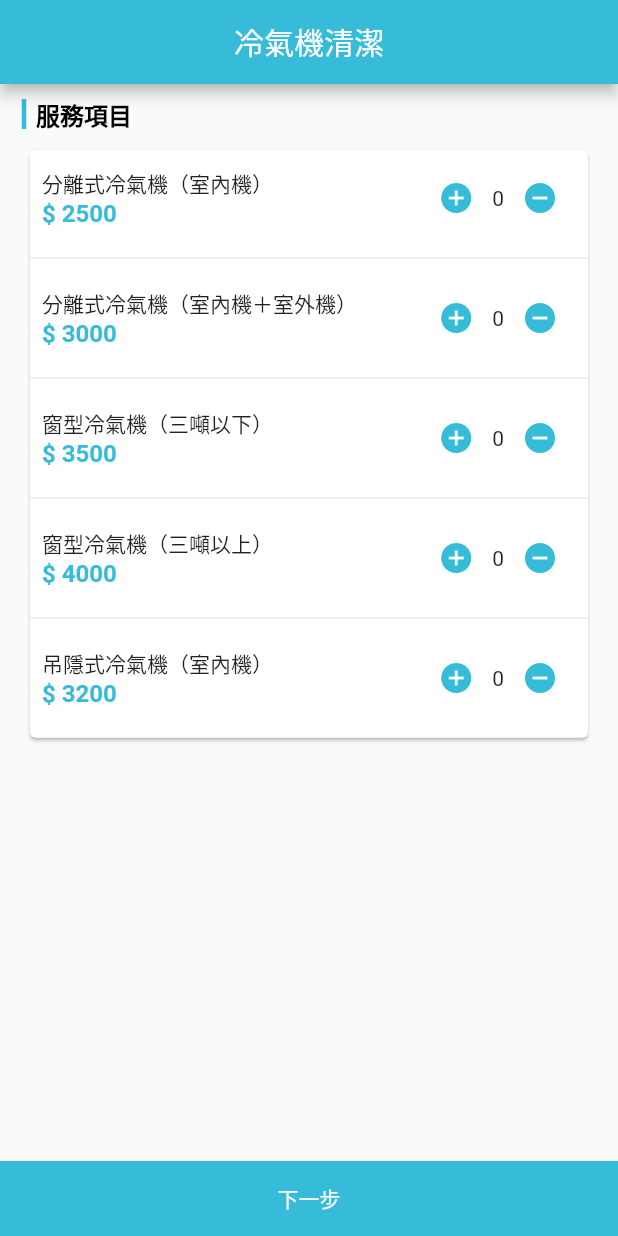
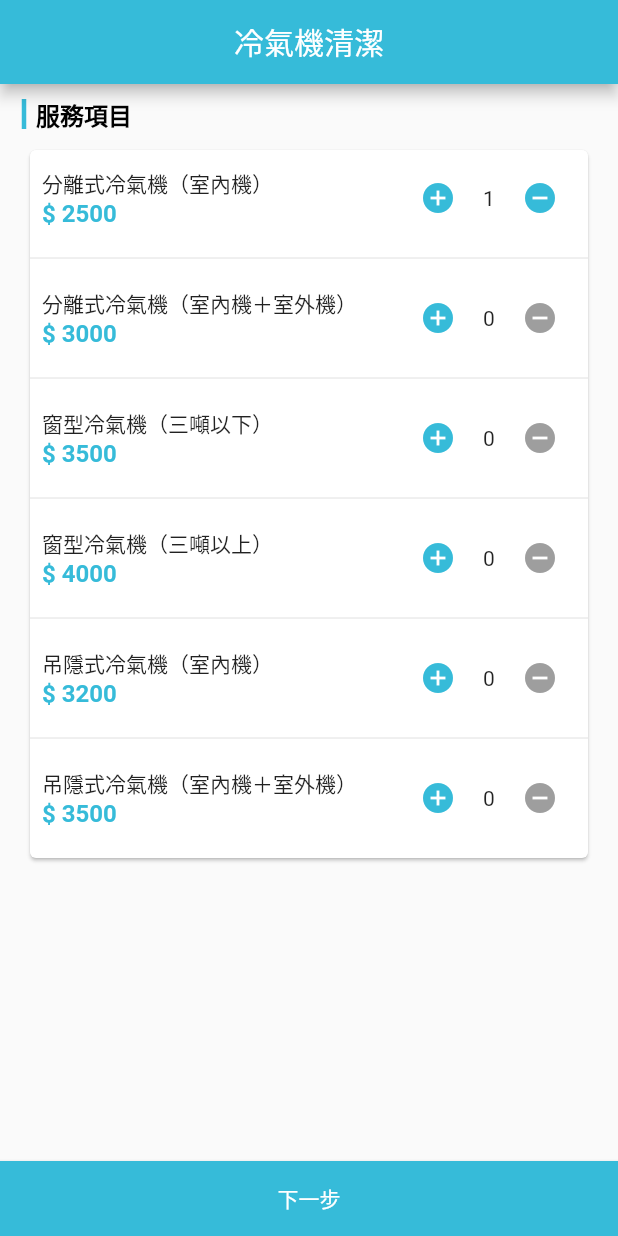
Before and after one commit to yenyen0318/flutter_jackercleaning_interview, a Flutter app: the ShopPage screen opened directly, after a tap on the "add circle" icon, on a phone screen of 412 x 824 dp. Run offline on Flutter 3.47's test engine with Material 2 defaults, Android fonts, the phone set to English and light mode, and no system bars.

Commit message:
添加購物頁面實作流程

```diff
--- a/lib/components/bottom_button.dart
+++ b/lib/components/bottom_button.dart
@@ -8,7 +8,7 @@
   }) : super(key: key);
 
   final String text;
-  final Function onPressed;
+  final void Function()? onPressed;
 
   @override
   Widget build(BuildContext context) {
@@ -16,7 +16,7 @@
       width: MediaQuery.of(context).size.width,
       height: 50,
       child: ElevatedButton(
-          onPressed: () => onPressed(),
+          onPressed: onPressed,
           child: Text(text),
           style: ButtonStyle(
               tapTargetSize: MaterialTapTargetSize.shrinkWrap, //避免底部空格
--- a/lib/components/item_list.dart
+++ b/lib/components/item_list.dart
@@ -9,10 +9,12 @@
     Key? key,
     required this.title,
     required this.items,
+    required this.onChange,
   }) : super(key: key);
 
   final String title;
   final List<Item> items;
+  final Function onChange;
 
   @override
   Widget build(BuildContext context) {
@@ -25,16 +27,18 @@
         Padding(
           padding: const EdgeInsets.all(8.0),
           child: SizedBox(
-              height: 400, //TODO: 有時間看一下有沒有比較好的寫法
+              height: 480, //TODO: 有時間看一下有沒有比較好的寫法
               child: Card(
                   child: ListView.separated(
                 itemCount: items.length,
                 itemBuilder: (BuildContext context, int index) {
                   return ItemTile(
-                      title: items[index].title, price: items[index].price);
+                      title: items[index].title,
+                      price: items[index].price,
+                      onChange: onChange);
                 },
                 separatorBuilder: (BuildContext context, int index) {
-                  return Divider();
+                  return const Divider();
                 },
               ))),
         )
--- a/lib/components/item_tile.dart
+++ b/lib/components/item_tile.dart
@@ -1,14 +1,24 @@
 import 'package:flutter/material.dart';
+import 'package:jackercleaning_interview/models/item.dart';
 
-class ItemTile extends StatelessWidget {
+class ItemTile extends StatefulWidget {
   const ItemTile({
     Key? key,
     required this.title,
     required this.price,
+    required this.onChange,
   }) : super(key: key);
 
   final String title;
   final int price;
+  final Function onChange;
+
+  @override
+  State<ItemTile> createState() => _ItemTileState();
+}
+
+class _ItemTileState extends State<ItemTile> {
+  int quantity = 0;
 
   @override
   Widget build(BuildContext context) {
@@ -16,31 +26,42 @@
       padding: const EdgeInsets.all(8.0),
       child: Row(mainAxisAlignment: MainAxisAlignment.spaceBetween, children: [
         Column(crossAxisAlignment: CrossAxisAlignment.start, children: [
-          Text(title),
+          Text(widget.title),
           Text(
-            '\$ $price',
+            '\$ ${widget.price}',
             style: Theme.of(context).textTheme.subtitle1,
           )
         ]),
         Row(children: [
           IconButton(
             icon: Icon(Icons.add_circle,
-                color: Theme.of(context).colorScheme.primary),
-            onPressed: () {
-              debugPrint("+");
-            },
+                color: quantity < 10
+                    ? Theme.of(context).colorScheme.primary
+                    : Colors.grey),
+            onPressed: quantity < 10
+                ? () {
+                    quantity++;
+                    debugPrint("+ ${quantity}");
+                    widget.onChange(Item(title: widget.title, price: widget.price, quantity: quantity));
+                    setState(() {});
+                  }
+                : null,
           ),
-          const Text('0'),
+          SizedBox(width: 20, child: Center(child: Text(quantity.toString()))),
           IconButton(
-            icon: Icon(Icons.remove_circle,
-                color: Theme.of(context).colorScheme.primary),
-            onPressed: () {
-              debugPrint("-");
-            },
-          ),
-
+              icon: Icon(Icons.remove_circle,
+                  color: quantity > 0
+                      ? Theme.of(context).colorScheme.primary
+                      : Colors.grey),
+              onPressed: quantity > 0
+                  ? () {
+                      quantity--;
+                      debugPrint("- ${quantity}");
+                      widget.onChange(Item(title: widget.title, price: widget.price, quantity: quantity));
+                      setState(() {});
+                    }
+                  : null),
         ]),
-
       ]),
     );
   }
--- a/lib/pages/shop_pages.dart
+++ b/lib/pages/shop_pages.dart
@@ -14,6 +14,8 @@
 }
 
 class _ShopPageState extends State<ShopPage> {
+  List<Item> cartItems = <Item>[];
+
   @override
   Widget build(BuildContext context) {
     return Scaffold(
@@ -24,7 +26,26 @@
       body: Column(
         mainAxisAlignment: MainAxisAlignment.spaceBetween,
         children: <Widget>[
-          ItemList(title: "服務項目", items: [
+          ItemList(
+              title: "服務項目",
+              onChange: (Item item) {
+                //若購物清單有同樣物品則清空
+                cartItems.isNotEmpty
+                    ? cartItems.removeWhere((cart) => cart.title == item.title)
+                    : null;
+                //數量不為0則放入購物清單
+                if (item.quantity != 0) {
+                  cartItems.add(item);
+                }
+
+                setState(() {});
+
+                for (var element in cartItems) {
+                  debugPrint(
+                      "${element.title}, ${element.price}, ${element.quantity}");
+                }
+              },
+              items: [
                 Item(
                   title: "分離式冷氣機（室內機）",
                   price: 2500,
@@ -52,13 +73,16 @@
               ]),
           BottomButton(
             text: "下一步",
-            onPressed: () {
+            onPressed: cartItems.length == 1 ? () {
               Navigator.push(
                 context,
                 MaterialPageRoute(
-                          builder: (context) => const CartPage(title: "確認價格",)),
+                    builder: (context) => CartPage(
+                          title: "確認價格",
+                          cartItem: cartItems,
+                        )),
               );
-              },
+            } : null,
           )
         ],
       ),
```
Also changed, not shown: lib/pages/cart_page.dart (+32 -7 lines), 1 other file. Lines whose indentation alone changed are shown as unchanged.
